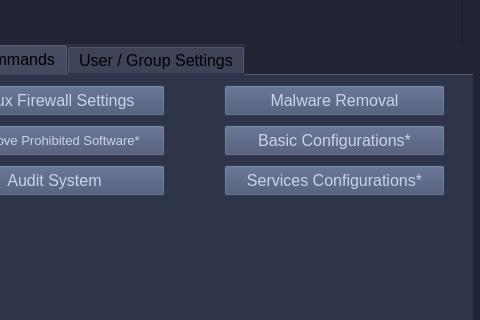
This is GUIs/ScriptRunnerPyQt5_GUI/PyUIs/MainMenu2.ui in vipersniper0501/CP_Scripts2 as Qt 5 draws it before an edit; both pictures show x 368 to 848 and y 99 to 419 of the 848 by 598 pixel window. The edited form follows.
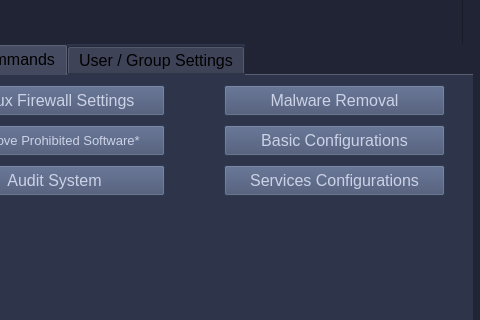
This is the edited form. The open tabs and pages were chosen to show the change. Icons and pictures are not drawn.

What changed in the file:
```diff
--- a/GUIs/ScriptRunnerPyQt5_GUI/PyUIs/MainMenu2.ui
+++ b/GUIs/ScriptRunnerPyQt5_GUI/PyUIs/MainMenu2.ui
@@ -901,7 +901,7 @@
          <string notr="true">background-color: #414E6E;color: #CCD2E6;</string>
         </property>
         <property name="text">
-         <string>Basic Configurations*</string>
+         <string>Basic Configurations</string>
         </property>
        </widget>
        <widget class="QPushButton" name="rmvprosoftbutton_3">
@@ -1004,7 +1004,7 @@
          <string notr="true">background-color: #414E6E;color: #CCD2E6;</string>
         </property>
         <property name="text">
-         <string>Services Configurations*</string>
+         <string>Services Configurations</string>
         </property>
        </widget>
       </widget>
```
